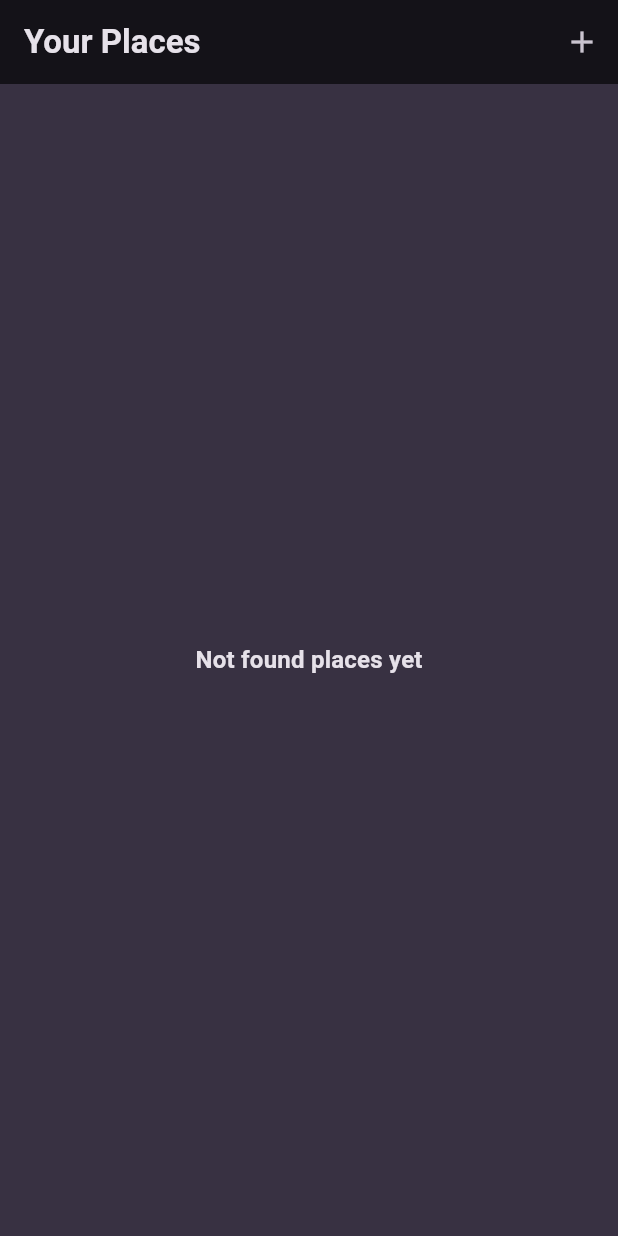
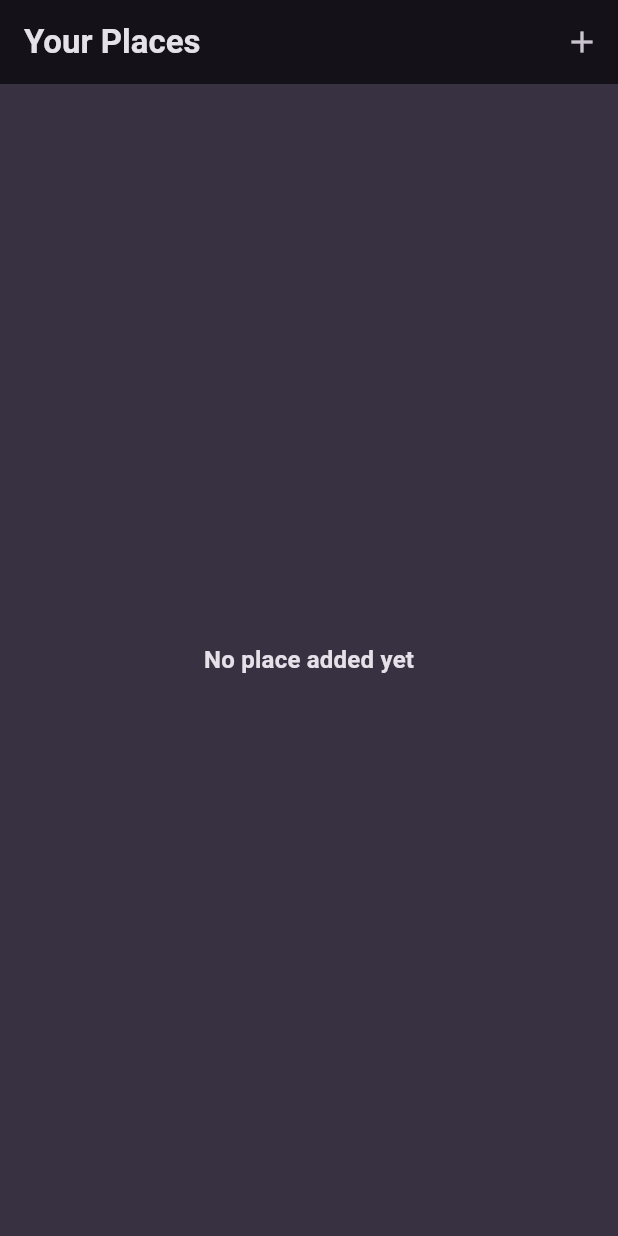
Before and after one commit to shallwebegin/new_favorite_places, a Flutter app: the screen it shows after launch, on a phone screen of 412 x 824 dp. Run offline on Flutter 3.47's test engine with Material 3 defaults, Android fonts, the phone set to English and light mode, and no system bars; our stand-ins replace flutter_riverpod, google_fonts, image_picker, location.

Commit message:
add location

```diff
--- a/lib/models/place.dart
+++ b/lib/models/place.dart
@@ -4,9 +4,19 @@ import 'package:uuid/uuid.dart';
 
 const uuid = Uuid();
 
+class PlaceLocation {
+  const PlaceLocation(
+      {required this.address, required this.latitude, required this.longitude});
+  final double latitude;
+  final double longitude;
+  final String address;
+}
+
 class Place {
-  Place({required this.title,required this.image}) : id = uuid.v4();
+  Place({required this.title, required this.image, required this.location})
+      : id = uuid.v4();
   final String title;
   final String id;
   final File image;
+  final PlaceLocation location;
 }
--- a/lib/screens/places.dart
+++ b/lib/screens/places.dart
@@ -2,6 +2,7 @@ import 'package:flutter/material.dart';
 import 'package:flutter_riverpod/flutter_riverpod.dart';
 import 'package:new_favorite_places/riverpods/user_place.dart';
 import 'package:new_favorite_places/screens/add_places.dart';
+
 import 'package:new_favorite_places/widgets/place_list.dart';
 
 class PlaceScren extends ConsumerWidget {
--- a/lib/widgets/place_list.dart
+++ b/lib/widgets/place_list.dart
@@ -1,6 +1,5 @@
 import 'package:flutter/material.dart';
 import 'package:new_favorite_places/models/place.dart';
-import 'package:new_favorite_places/screens/place_details.dart';
 
 class PlaceList extends StatelessWidget {
   const PlaceList({super.key, required this.places});
@@ -11,7 +10,7 @@ class PlaceList extends StatelessWidget {
     if (places.isEmpty) {
       return Center(
         child: Text(
-          'Not found places yet',
+          'No place added yet',
           style: Theme.of(context)
               .textTheme
               .titleMedium!
@@ -23,15 +22,6 @@ class PlaceList extends StatelessWidget {
       itemCount: places.length,
       itemBuilder: (context, index) => ListTile(
         title: Text(places[index].title),
-        onTap: () {
-          Navigator.of(context).push(
-            MaterialPageRoute(
-              builder: (context) => PlaceDetailScreen(
-                place: places[index],
-              ),
-            ),
-          );
-        },
       ),
     );
   }
--- a/pubspec.yaml
+++ b/pubspec.yaml
@@ -40,6 +40,7 @@ dependencies:
   flutter_riverpod: ^2.4.9
   image_picker: ^1.0.6
   location: ^5.0.3
+  http: ^1.1.2
 
 dev_dependencies:
   flutter_test:
```
Also changed, not shown: lib/riverpods/user_place.dart (+6 -2 lines), lib/screens/add_places.dart (+16 -5 lines), lib/widgets/image_input.dart (+9 -15 lines), lib/widgets/location_input.dart (+5 -3 lines), pubspec.lock.
